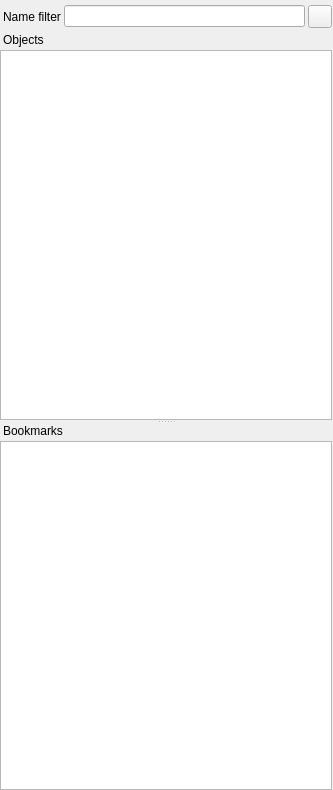
First picture: the form in src/ugeneui/src/project_view/ui/ProjectViewWidget.ui, repository violethaze74/ugene, before the edit.
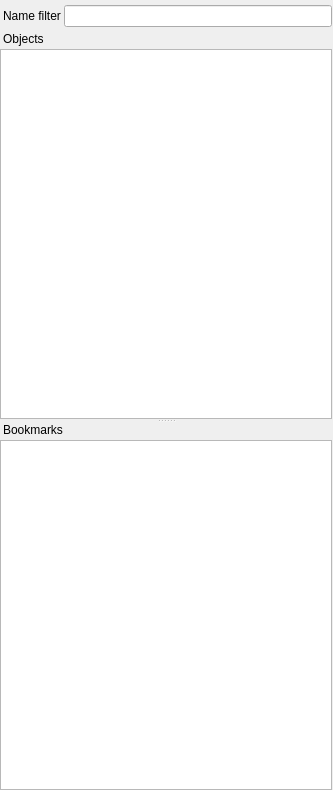
Second picture: the form after the edit. Custom widgets are drawn as their Qt base class.

The edit to the form file:
```diff
--- a/src/ugeneui/src/project_view/ui/ProjectViewWidget.ui
+++ b/src/ugeneui/src/project_view/ui/ProjectViewWidget.ui
@@ -60,20 +60,7 @@
           </widget>
          </item>
          <item>
-          <widget class="QLineEdit" name="nameFilterEdit" />
-         </item>
-         <item>
-          <widget class="QToolButton" name="groupModeButton" >
-           <property name="sizePolicy" >
-            <sizepolicy vsizetype="Preferred" hsizetype="Fixed" >
-             <horstretch>0</horstretch>
-             <verstretch>0</verstretch>
-            </sizepolicy>
-           </property>
-           <property name="text" >
-            <string/>
-           </property>
-          </widget>
+          <widget class="QLineEdit" name="nameFilterEdit"/>
          </item>
         </layout>
        </item>
```
Left out of the diff: 85 changed lines with no effect on the pictures.
